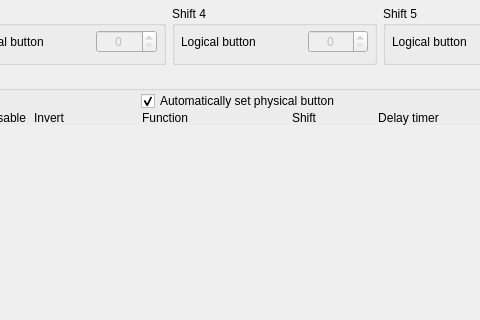
First picture: the form in src/widgets/buttonconfig.ui, repository FreeJoy-Team/FreeJoyConfiguratorQt, before the edit; both pictures show x 468 to 948 and y 0 to 320 of the 1062 by 640 pixel window.
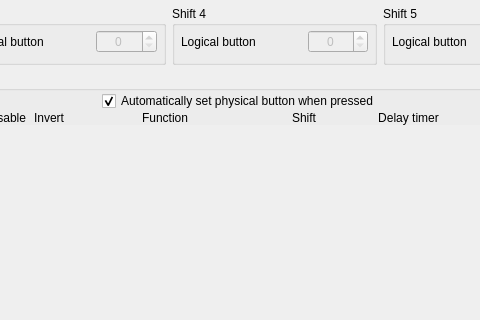
Second picture: the form after the edit.

Patch:
```diff
--- a/src/widgets/buttonconfig.ui
+++ b/src/widgets/buttonconfig.ui
@@ -417,7 +417,7 @@
         <item>
          <widget class="QCheckBox" name="checkBox_AutoPhysBut">
           <property name="text">
-           <string>Automatically set physical button</string>
+           <string>Automatically set physical button when pressed</string>
           </property>
           <property name="checked">
            <bool>true</bool>
```
Left out of the diff: 3 changed lines with no effect on the pictures.
